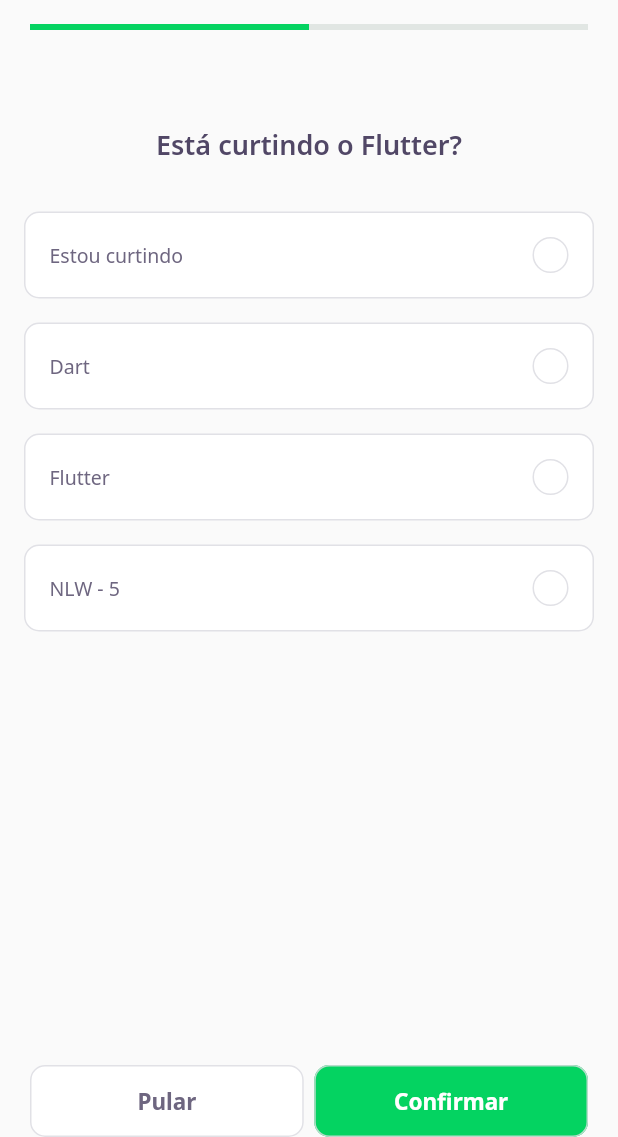
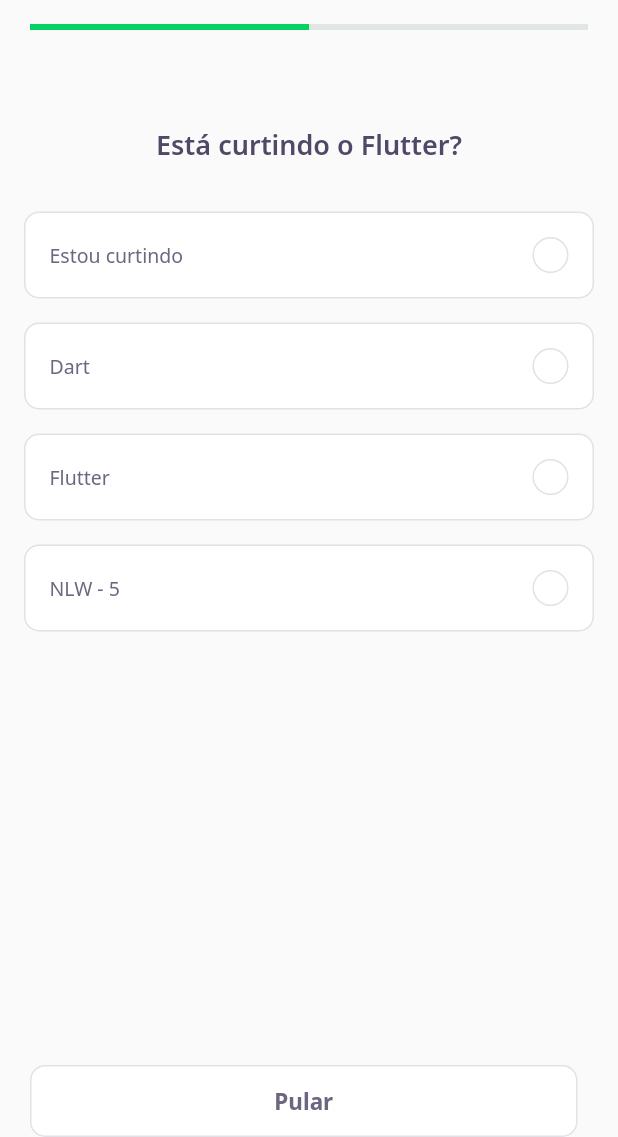
Before and after one commit to davisantosr/nlw5_flutter_devquiz, a Flutter app: the screen it shows after launch, after a tap on "NLW 5 - FLUTTER", on a phone screen of 412 x 824 dp, the part 99-1236 px from its top. Run offline on Flutter 3.47's test engine with Material 2 defaults, Android fonts, the phone set to English and light mode, and no system bars; our stand-ins replace google_fonts; accounts and stored records are empty; network calls fail.

```diff
--- a/lib/challenge/challenge_page.dart
+++ b/lib/challenge/challenge_page.dart
@@ -30,6 +30,13 @@ class _ChallengePageState extends State<ChallengePage> {
     super.initState();
   }
 
+  nextPage() {
+    pageController.nextPage(
+      duration: Duration(milliseconds: 200),
+      curve: Curves.linear,
+    );
+  }
+
   @override
   Widget build(BuildContext context) {
     return Scaffold(
@@ -60,7 +67,12 @@ class _ChallengePageState extends State<ChallengePage> {
         physics:
             NeverScrollableScrollPhysics(), //Not allowed to change page with gesture
         controller: pageController,
-        children: widget.questions.map((e) => QuizWidget(question: e)).toList(),
+        children: widget.questions
+            .map((e) => QuizWidget(
+                  question: e,
+                  onChange: nextPage,
+                ))
+            .toList(),
       ),
       bottomNavigationBar: SafeArea(
         bottom: true,
@@ -74,20 +86,16 @@ class _ChallengePageState extends State<ChallengePage> {
               Expanded(
                   child: NextButtonWidget.white(
                 label: 'Pular',
-                onTap: () {
-                  pageController.nextPage(
-                      duration: Duration(milliseconds: 200),
-                      curve: Curves.linear);
-                },
+                onTap: nextPage,
               )),
               SizedBox(
                 width: 7,
               ),
-              Expanded(
-                  child: NextButtonWidget.green(
-                label: 'Confirmar',
-                onTap: () {},
-              )),
+              // Expanded(
+              //     child: NextButtonWidget.green(
+              //   label: 'Confirmar',
+              //   onTap: () {},
+              // )),
             ],
           ),
         ),
--- a/lib/challenge/widgets/quiz/quiz_widget.dart
+++ b/lib/challenge/widgets/quiz/quiz_widget.dart
@@ -6,8 +6,9 @@ import 'package:flutter/material.dart';
 
 class QuizWidget extends StatefulWidget {
   final QuestionModel question;
+  final VoidCallback onChange;
 
-  const QuizWidget({required this.question});
+  const QuizWidget({required this.question, required this.onChange});
 
   @override
   _QuizWidgetState createState() => _QuizWidgetState();
@@ -40,6 +41,8 @@ class _QuizWidgetState extends State<QuizWidget> {
               onTap: () {
                 selectedIntex = i;
                 setState(() {});
+                Future.delayed(Duration(seconds: 1))
+                    .then((value) => widget.onChange());
               },
               answer: answer(i),
             )
```
